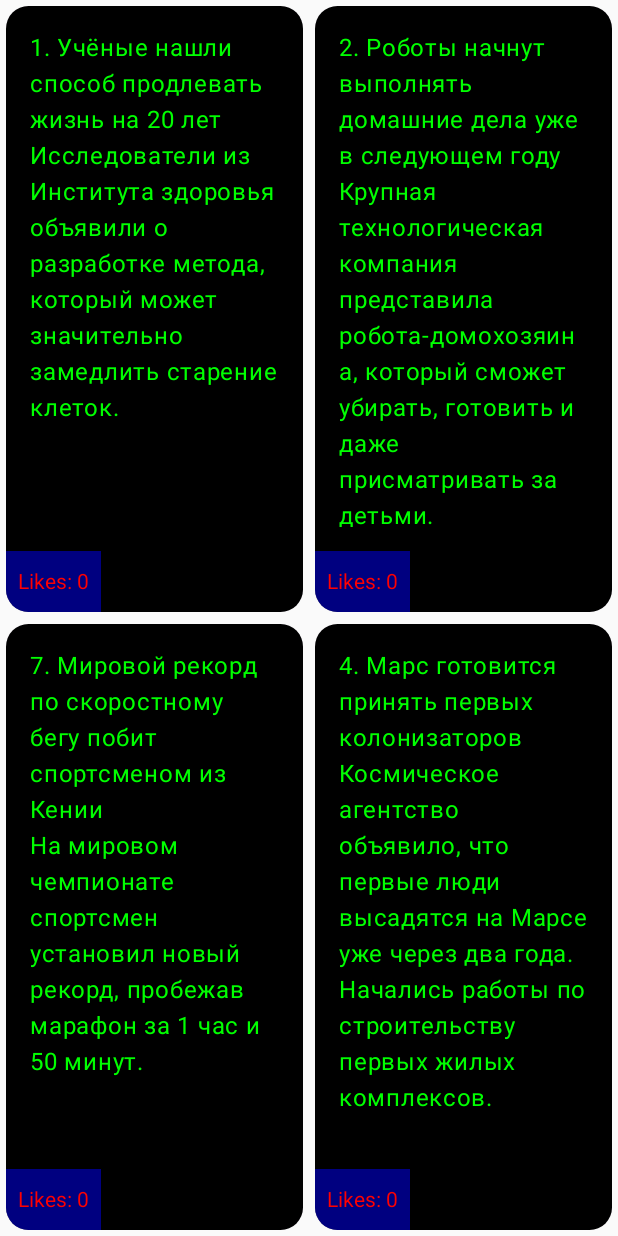
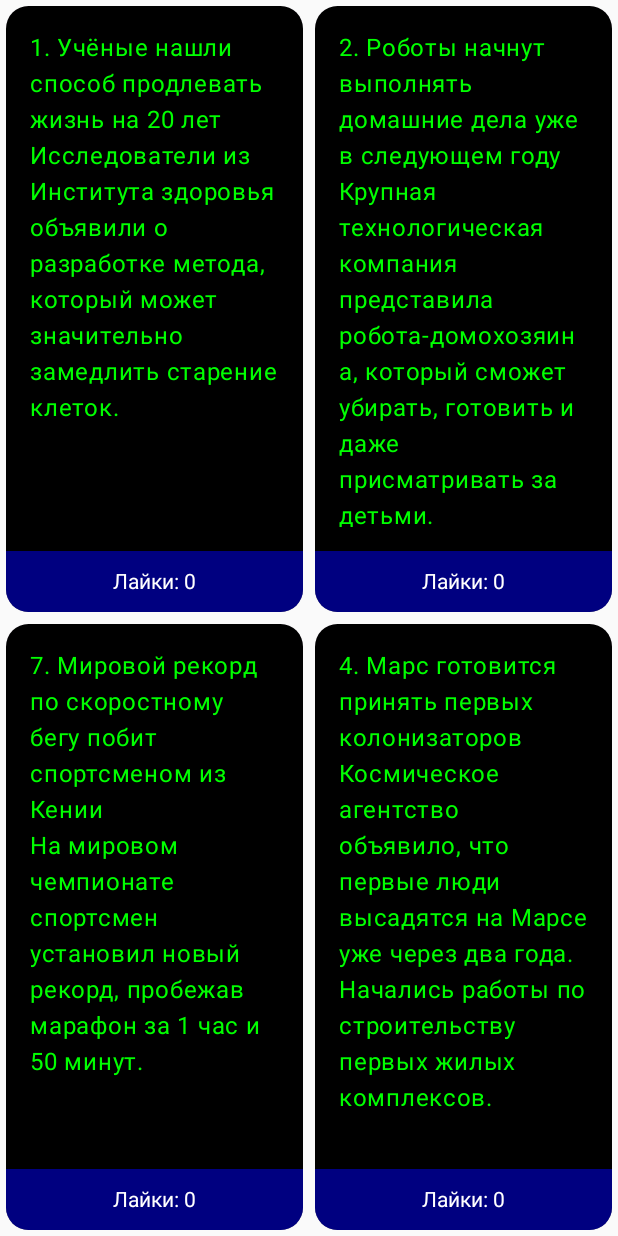
Before and after one commit to BurakovDanil/Programming_mobile_devices_lab1, an Android app built with Jetpack Compose: the screen it shows after launch (MainActivity), on a phone screen of 412 x 824 dp. Run offline under Robolectric (Android 15) with nearby library versions, the phone set to English and light mode, and no system bars.

Commit message:
Update Likes

```diff
--- a/app/src/main/java/com/example/myapplication/MainActivity.kt
+++ b/app/src/main/java/com/example/myapplication/MainActivity.kt
@@ -138,24 +138,25 @@ private fun Advertisement(modifier: Modifier = Modifier, advertisement: Advertis
                         style = MaterialTheme.typography.bodyLarge
                     )
                 }
-                // Панель лайков занимает 10% от высоты
+                // Панель лайков занимает 10% от высоты и находится в центре
                 Box(
                     modifier = Modifier
                         .weight(1f) // 10% высоты
                         .background(Color.Blue.copy(alpha = 0.5f))
                         .clickable { onLike(advertisement) }
-                        .padding(8.dp),
-                    contentAlignment = Alignment.Center
+                        .fillMaxWidth(), // Заполняет ширину для центрирования внутри
+                    contentAlignment = Alignment.Center // Центрирование по вертикали и горизонтали
                 ) {
                     Text(
-                        text = "Likes: ${advertisement.likes}",
-                        color = Color.Red
+                        text = "Лайки: ${advertisement.likes}",
+                        color = Color.White
                     )
                 }
             }
         }
     }
 }
+
 
 
 class MainActivity : ComponentActivity() {
```
